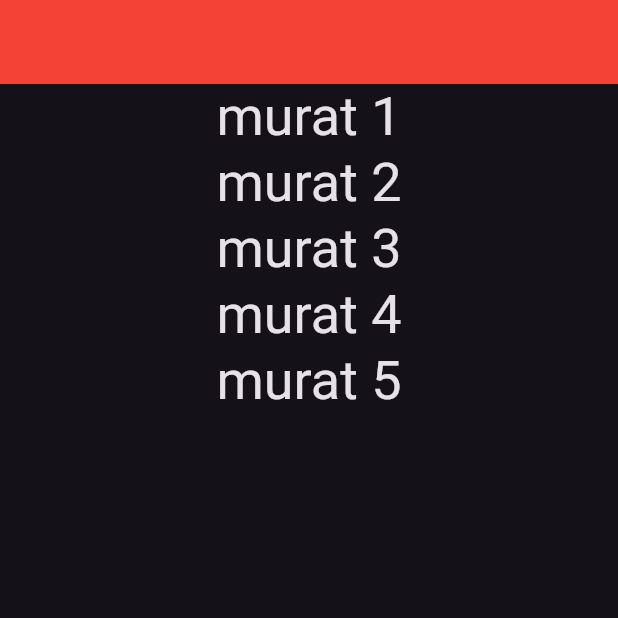
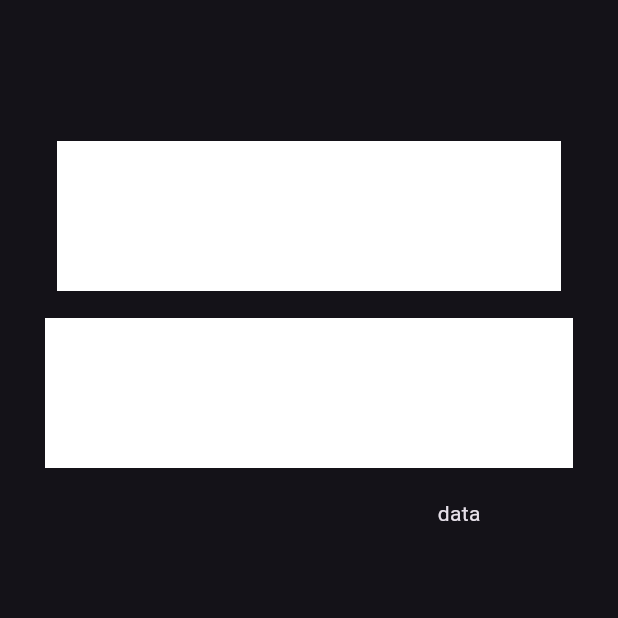
Before and after one commit to muratalarcin/Flutter_Learn, a Flutter app: the screen it shows after launch, on a phone screen of 412 x 824 dp, the top half of it. Run offline on Flutter 3.47's test engine with Material 3 defaults, Android fonts, the phone set to English and light mode, and no system bars.

Commit message:
padding learn

```diff
--- /dev/null
+++ b/lib/101/padding_learn.dart
@@ -0,0 +1,39 @@
+import 'package:flutter/material.dart';
+
+class PaddingLearn extends StatelessWidget {
+  const PaddingLearn({super.key});
+
+  @override
+  Widget build(BuildContext context) {
+    return Scaffold(
+      appBar: AppBar(),
+      body: Padding(
+        padding: const EdgeInsets.all(30.0),
+        child: Column(children: [
+          Padding(
+            padding: const EdgeInsets.all(8),
+            child: Container(
+              color: Colors.white,
+              height: 100,
+            ),
+          ),
+          Padding(
+            padding: ProjectPadding.pagePaddingVertical,
+            child: Container(
+              color: Colors.white,
+              height: 100,
+            ),
+          ),
+          Padding(
+            padding: const EdgeInsets.only(left: 200) + const EdgeInsets.symmetric(vertical: 10),
+            child: const Text('data'),
+          )
+        ]),
+      ),
+    );
+  }
+}
+
+class ProjectPadding {
+  static const pagePaddingVertical = EdgeInsets.symmetric(vertical: 10);
+}
--- a/lib/101/stateless_learn.dart
+++ b/lib/101/stateless_learn.dart
@@ -3,27 +3,29 @@ import 'package:flutter/material.dart';
 class StatelessLearn extends StatelessWidget {
   @override
   Widget build(BuildContext context) {
+    var text2 = 'murat 1';
+    var text3 = 'murat 2';
     return Scaffold(
       appBar: AppBar(),
-      body: const Column(
+      body: Column(
         children: [
           TitleTextWidget(
-            text: 'murat 1',
+            text: text2,
           ),
           TitleTextWidget(
-            text: 'murat 2',
+            text: text3,
           ),
-          TitleTextWidget(
+          const TitleTextWidget(
             text: 'murat 3',
           ),
-          TitleTextWidget(
+          const TitleTextWidget(
             text: 'murat 4',
           ),
-          TitleTextWidget(
+          const TitleTextWidget(
             text: 'murat 5',
           ),
-          _CustomContainer(),
-          _EmtyBox()
+          const _CustomContainer(),
+          const _EmtyBox()
         ],
       ),
     );
--- a/lib/main.dart
+++ b/lib/main.dart
@@ -1,5 +1,5 @@
 import 'package:flutter/material.dart';
-import 'package:flutter_application_first/101/stateless_learn.dart';
+import 'package:flutter_application_first/101/padding_learn.dart';
 
 void main() {
   runApp(const MyApp());
@@ -15,13 +15,14 @@ class MyApp extends StatelessWidget {
       //CupertinoApp de yapabiliriz, baştan sonra ios için yazıcaksak. Bu halde 2 side kullanılıyor.
       title: 'Flutter Demo',
       debugShowCheckedModeBanner: false,
-      theme: ThemeData.dark().copyWith(
-          appBarTheme: const AppBarTheme(
-        centerTitle: true,
-        backgroundColor: Colors.red,
-        elevation: 0,
-      )),
-      home: StatelessLearn(),
+      theme: ThemeData.dark(),
+      // theme: ThemeData.dark().copyWith(
+      //     appBarTheme: const AppBarTheme(
+      //   centerTitle: true,
+      //   backgroundColor: Colors.red,
+      //   elevation: 0,
+      // )),
+      home: const PaddingLearn(),
     );
   }
 }
```
